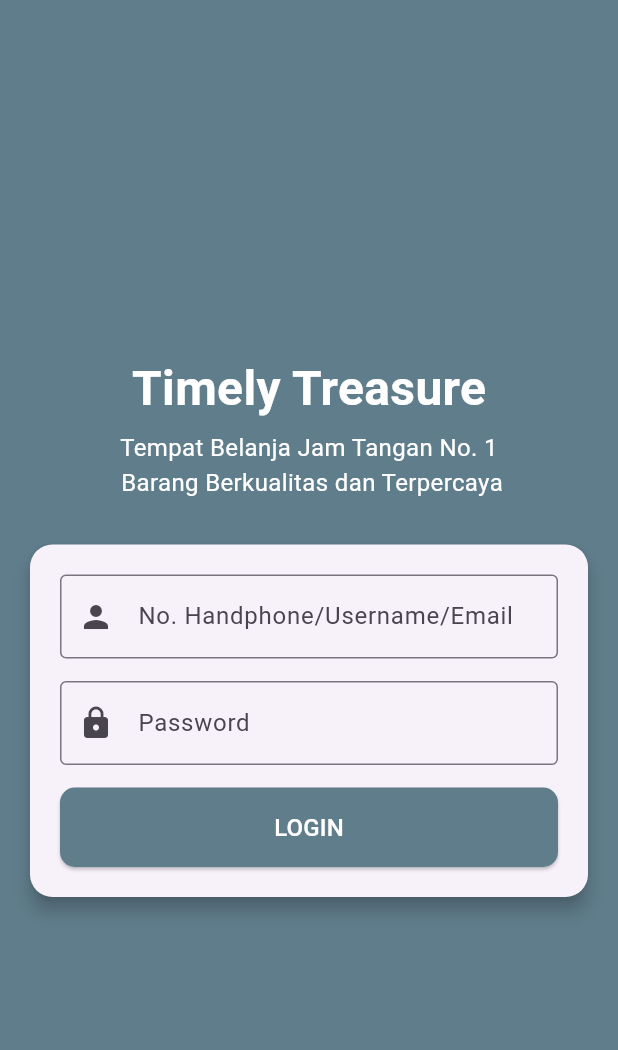
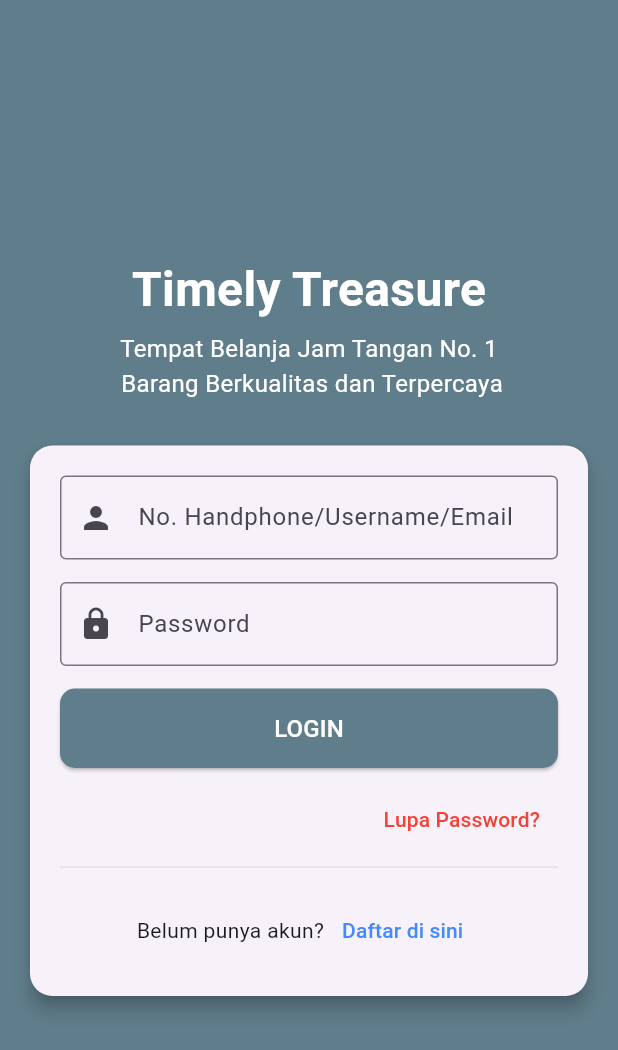
Before and after one commit to Wullannn/Penjualan-JamTangan, a Flutter app: the screen it shows after launch, on a phone screen of 412 x 824 dp. Shown: the top 1050 px of the screen. Run offline on Flutter 3.47's test engine with Material 3 defaults, Android fonts, the phone set to English and light mode, and no system bars.

Commit message:
update signin_screen.dart
menambahkan fitur lupa pasword dan daaftar disini jika belum memiliki akun

```diff
--- a/lib/screens/signin_screen.dart
+++ b/lib/screens/signin_screen.dart
@@ -87,6 +87,38 @@ class SigninScreen extends StatelessWidget {
                             ),
                           ),
                         ),
+                        SizedBox(height: 10),
+                        // Lupa Password
+                        Align(
+                          alignment: Alignment.centerRight,
+                          child: TextButton(
+                            onPressed: () {
+                              // Arahkan ke halaman lupa password
+                            },
+                            child: Text(
+                              'Lupa Password?',
+                              style: TextStyle(color: Colors.red),
+                            ),
+                          ),
+                        ),
+                        Divider(thickness: 1, color: Colors.grey[300]),
+                        SizedBox(height: 10),
+                        // Tambahkan teks "Belum punya akun? Daftar di sini"
+                        Row(
+                          mainAxisAlignment: MainAxisAlignment.center,
+                          children: [
+                            Text("Belum punya akun?"),
+                            TextButton(
+                              onPressed: () {
+                                // Arahkan ke halaman registrasi
+                              },
+                              child: Text(
+                                "Daftar di sini",
+                                style: TextStyle(color: Colors.blueAccent),
+                              ),
+                            ),
+                          ],
+                        ),
                       ],
                     ),
                   ),
```
